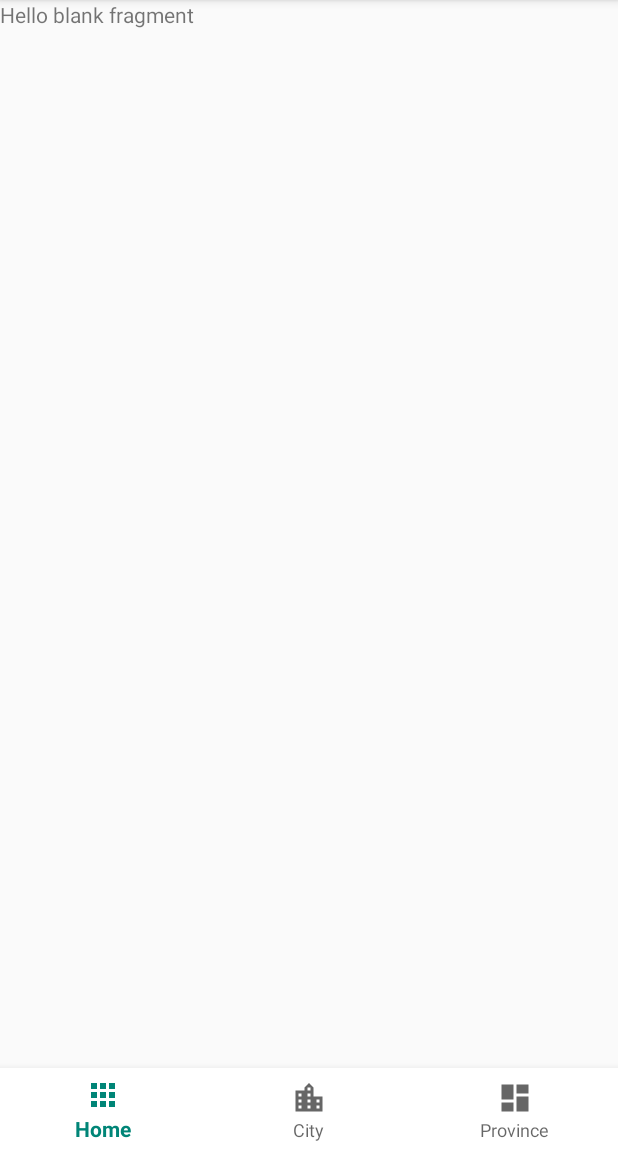
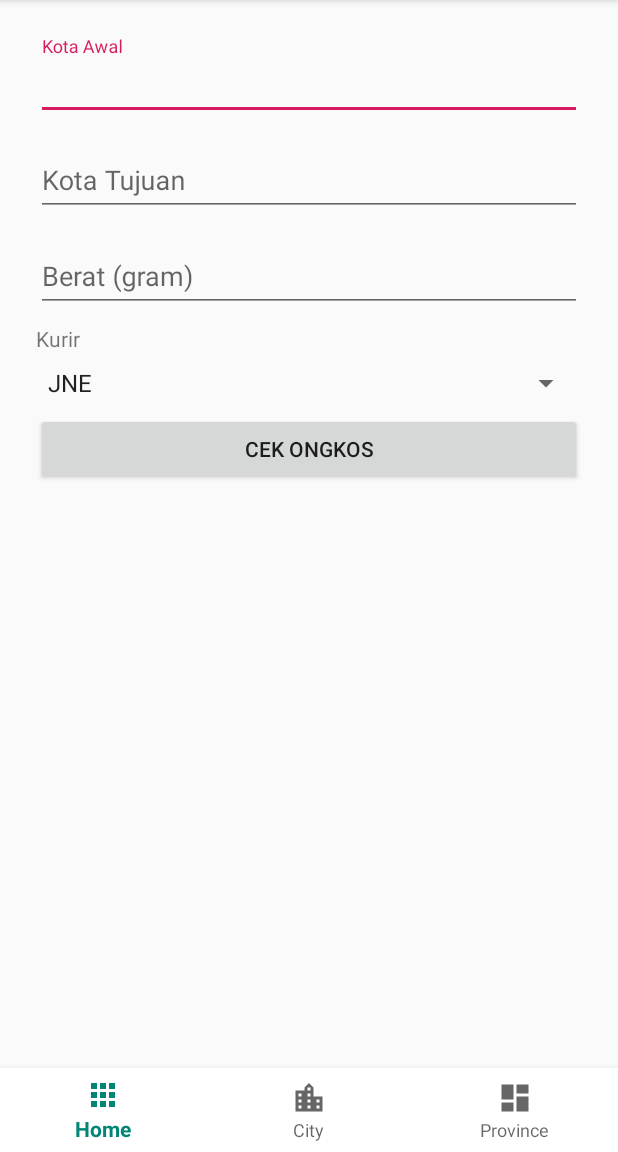
Before and after one commit to sulistiyanto/RajaOngkirTest, an Android app: the screen it shows after launch (MainActivity), on a phone screen of 412 x 824 dp, the part 84-1236 px from its top. Run offline under Robolectric (Android 15) with nearby library versions, the phone set to English and light mode, and no system bars; our stand-ins replace Dagger/Hilt's generated code, RxJava; libraries missing offline, so code that uses them is left out: io.realm; 7 statements that could not run were skipped.

```diff
--- a/app/build.gradle
+++ b/app/build.gradle
@@ -35,6 +35,7 @@ ext {
     retrofit2Version = "2.3.0"
     rxKotlinVersion = "2.1.0"
     rxAndroidVersion = "2.0.2"
+    rxBinding = "2.1.1"
     okhttp3Version = "3.8.1"
     gsonVersion = "2.8.1"
 }
@@ -50,6 +51,9 @@ dependencies {
     // RX
     implementation "io.reactivex.rxjava2:rxkotlin:$rxKotlinVersion"
     implementation "io.reactivex.rxjava2:rxandroid:$rxAndroidVersion"
+    // RX BINDING
+    implementation "com.jakewharton.rxbinding2:rxbinding:$rxBinding"
+    implementation "com.jakewharton.rxbinding2:rxbinding-kotlin:$rxBinding"
     // RETROFIT
     implementation "com.squareup.retrofit2:retrofit:$retrofit2Version"
     implementation "com.squareup.retrofit2:converter-gson:$retrofit2Version"
--- a/app/src/main/java/sulistiyanto/com/rajaongkirtest/data/APIService.kt
+++ b/app/src/main/java/sulistiyanto/com/rajaongkirtest/data/APIService.kt
@@ -1,9 +1,9 @@
 package sulistiyanto.com.rajaongkirtest.data
 
 import io.reactivex.Observable
-import retrofit2.http.GET
-import retrofit2.http.Header
+import retrofit2.http.*
 import sulistiyanto.com.rajaongkirtest.data.model.city.CityResponse
+import sulistiyanto.com.rajaongkirtest.data.model.cost.CostResponse
 import sulistiyanto.com.rajaongkirtest.data.model.province.ProvinceResponse
 
 interface APIService {
@@ -17,4 +17,14 @@ interface APIService {
     fun getCity(
         @Header("key") key: String
     ): Observable<CityResponse?>
+
+    @FormUrlEncoded
+    @POST("starter/cost")
+    fun cost(
+        @Header("key") key: String,
+        @Field("origin") origin: String,
+        @Field("destination") destination: String,
+        @Field("weight") weight: String,
+        @Field("courier") courier: String
+    ): Observable<CostResponse?>
 }
--- a/app/src/main/java/sulistiyanto/com/rajaongkirtest/di/subcomponent/ActivityComponent.kt
+++ b/app/src/main/java/sulistiyanto/com/rajaongkirtest/di/subcomponent/ActivityComponent.kt
@@ -2,6 +2,7 @@ package sulistiyanto.com.rajaongkirtest.di.subcomponent
 
 import dagger.Subcomponent
 import sulistiyanto.com.rajaongkirtest.ui.MainActivity
+import sulistiyanto.com.rajaongkirtest.ui.city.SearchCityActivity
 
 @Subcomponent
 interface ActivityComponent {
@@ -12,4 +13,5 @@ interface ActivityComponent {
     }
 
     fun inject(mainActivity: MainActivity)
+    fun inject(searchCityActivity: SearchCityActivity)
 }
--- a/app/src/main/java/sulistiyanto/com/rajaongkirtest/local/city/CityHelper.kt
+++ b/app/src/main/java/sulistiyanto/com/rajaongkirtest/local/city/CityHelper.kt
@@ -24,4 +24,7 @@ class CityHelper @Inject constructor() : CityInterface {
 
     override fun searchCityByName(realm: Realm, cityName: String): List<City> =
         realm.where(City::class.java).contains("cityName", cityName, Case.INSENSITIVE).findAll()
+
+    override fun searchCityByNameWithLimit(realm: Realm, cityName: String): List<City> =
+        realm.where(City::class.java).contains("cityName", cityName, Case.INSENSITIVE).limit(7).findAll()
 }
--- a/app/src/main/java/sulistiyanto/com/rajaongkirtest/local/city/CityInterface.kt
+++ b/app/src/main/java/sulistiyanto/com/rajaongkirtest/local/city/CityInterface.kt
@@ -6,4 +6,5 @@ interface CityInterface {
     fun add(realm: Realm, city: City): Boolean
     fun getCity(realm: Realm): List<City>
     fun searchCityByName(realm: Realm, cityName: String): List<City>
+    fun searchCityByNameWithLimit(realm: Realm, cityName: String): List<City>
 }
--- a/app/src/main/java/sulistiyanto/com/rajaongkirtest/ui/home/HomeFragment.kt
+++ b/app/src/main/java/sulistiyanto/com/rajaongkirtest/ui/home/HomeFragment.kt
@@ -1,17 +1,26 @@
 package sulistiyanto.com.rajaongkirtest.ui.home
 
 import android.support.v4.app.Fragment
+import android.support.v7.widget.DefaultItemAnimator
+import android.support.v7.widget.LinearLayoutManager
+import android.support.v7.widget.RecyclerView
 import android.support.v7.widget.SearchView
+import android.util.Log
 import android.view.Menu
 import android.view.View
+import android.widget.ArrayAdapter
+import android.widget.EditText
+import android.widget.Spinner
+import android.widget.Toast
+import io.realm.Realm
 
 import sulistiyanto.com.rajaongkirtest.R
+import sulistiyanto.com.rajaongkirtest.adapter.AdapterCity
 import sulistiyanto.com.rajaongkirtest.application.MyApplication
 import sulistiyanto.com.rajaongkirtest.di.subcomponent.FragmentComponent
+import sulistiyanto.com.rajaongkirtest.local.city.CityHelper
 import sulistiyanto.com.rajaongkirtest.ui.base.BaseFragment
-import sulistiyanto.com.rajaongkirtest.utilities.ConnectingNetwork
 import javax.inject.Inject
-
 
 /**
  * A simple [Fragment] subclass.
@@ -19,10 +28,16 @@ import javax.inject.Inject
  */
 class HomeFragment : BaseFragment(), HomeView {
 
+    private var spinner: Spinner? = null
+    private var etOrigin: EditText? = null
+    private var etDestination: EditText? = null
+    private var etWeight: EditText? = null
+    private var realm = Realm.getDefaultInstance()
+
     @Inject
     lateinit var presenter: HomePresenter
     @Inject
-    lateinit var connectingNetwork: ConnectingNetwork
+    lateinit var cityHelper: CityHelper
 
     override fun getFragmentLayout(): Int = R.layout.fragment_home
 
@@ -38,7 +53,13 @@ class HomeFragment : BaseFragment(), HomeView {
     override fun initLayout(rootView: View?) {
         presenter.attach(this)
         setHasOptionsMenu(true)
+        etOrigin = rootView?.findViewById(R.id.et_origin)
+        etDestination = rootView?.findViewById(R.id.et_destination)
+        etWeight = rootView?.findViewById(R.id.et_weight)
 
+        initSpinner(rootView)
+
+        presenter.getCost()
     }
 
     override fun onPrepareOptionsMenu(menu: Menu?) {
@@ -49,6 +70,15 @@ class HomeFragment : BaseFragment(), HomeView {
     }
 
     override fun displayError(message: String) {
+        Toast.makeText(context, message, Toast.LENGTH_SHORT).show()
+    }
 
+    private fun initSpinner(rootView: View?) {
+        spinner = rootView?.findViewById(R.id.spinner)
+        val list = arrayOf("JNE", "POS", "TIKI")
+        val adapter = ArrayAdapter(context!!, android.R.layout.simple_spinner_item, list)
+        adapter.setDropDownViewResource(android.R.layout.simple_spinner_dropdown_item)
+        spinner?.adapter = adapter
     }
+
 }
--- a/app/src/main/java/sulistiyanto/com/rajaongkirtest/ui/home/HomePresenter.kt
+++ b/app/src/main/java/sulistiyanto/com/rajaongkirtest/ui/home/HomePresenter.kt
@@ -1,10 +1,19 @@
 package sulistiyanto.com.rajaongkirtest.ui.home
 
+import sulistiyanto.com.rajaongkirtest.data.RajaRepo
 import sulistiyanto.com.rajaongkirtest.ui.base.BasePresenter
 import javax.inject.Inject
 import javax.inject.Singleton
 
 @Singleton
-class HomePresenter @Inject constructor() : BasePresenter<HomeView>() {
+class HomePresenter @Inject constructor(private val repo: RajaRepo) : BasePresenter<HomeView>() {
+
+    fun getCost() {
+        disposables.add(repo.getCost("0df6d5bf733214af6c6644eb8717c92c",
+            "501", "114", "1700", "jne",
+            response = {},
+            error = {}
+        ))
+    }
 
 }
--- a/app/src/main/java/sulistiyanto/com/rajaongkirtest/ui/home/HomeView.kt
+++ b/app/src/main/java/sulistiyanto/com/rajaongkirtest/ui/home/HomeView.kt
@@ -1,6 +1,8 @@
 package sulistiyanto.com.rajaongkirtest.ui.home
 
+import sulistiyanto.com.rajaongkirtest.adapter.AdapterCity
 import sulistiyanto.com.rajaongkirtest.ui.base.BaseView
 
 interface HomeView: BaseView {
+
 }
--- a/app/src/main/res/layout/fragment_home.xml
+++ b/app/src/main/res/layout/fragment_home.xml
@@ -1,14 +1,70 @@
 <?xml version="1.0" encoding="utf-8"?>
-<FrameLayout xmlns:android="http://schemas.android.com/apk/res/android"
-             xmlns:tools="http://schemas.android.com/tools"
-             android:layout_width="match_parent"
-             android:layout_height="match_parent"
-             tools:context=".ui.home.HomeFragment">
+<android.support.constraint.ConstraintLayout xmlns:android="http://schemas.android.com/apk/res/android"
+                                             xmlns:app="http://schemas.android.com/apk/res-auto"
+                                             xmlns:tools="http://schemas.android.com/tools"
+                                             android:layout_width="match_parent"
+                                             android:layout_height="match_parent"
+                                             tools:context=".ui.home.HomeFragment">
+    <android.support.design.widget.TextInputLayout
+            android:layout_width="0dp"
+            android:layout_height="wrap_content"
+            android:layout_marginTop="24dp"
+            app:layout_constraintTop_toTopOf="parent" app:layout_constraintStart_toStartOf="parent"
+            app:layout_constraintHorizontal_bias="0.5" app:layout_constraintEnd_toEndOf="parent"
+            android:layout_marginStart="24dp" android:layout_marginEnd="24dp" android:id="@+id/textInputLayout">
 
-    <!-- TODO: Update blank fragment layout -->
+        <EditText android:layout_width="match_parent" android:layout_height="wrap_content" android:hint="Kota Awal"
+                  android:id="@+id/et_origin"/>
+    </android.support.design.widget.TextInputLayout>
+    <android.support.design.widget.TextInputLayout
+            android:layout_width="0dp"
+            android:layout_height="wrap_content"
+            app:layout_constraintTop_toBottomOf="@+id/textInputLayout" app:layout_constraintStart_toStartOf="parent"
+            app:layout_constraintHorizontal_bias="0.5" app:layout_constraintEnd_toEndOf="parent"
+            android:layout_marginStart="24dp" android:layout_marginEnd="24dp" android:layout_marginTop="8dp"
+            android:id="@+id/textInputLayout2">
+
+        <EditText
+                android:layout_width="match_parent"
+                android:layout_height="wrap_content"
+                android:hint="Kota Tujuan" android:id="@+id/et_destination"/>
+    </android.support.design.widget.TextInputLayout>
+    <android.support.design.widget.TextInputLayout
+            android:layout_height="wrap_content"
+            android:layout_width="0dp" app:layout_constraintStart_toStartOf="parent"
+            app:layout_constraintHorizontal_bias="0.5" app:layout_constraintEnd_toEndOf="parent"
+            android:layout_marginStart="24dp" android:layout_marginEnd="24dp" android:layout_marginTop="8dp"
+            app:layout_constraintTop_toBottomOf="@+id/textInputLayout2" android:id="@+id/textInputLayout3">
+
+        <EditText
+                android:layout_width="match_parent"
+                android:layout_height="wrap_content"
+                android:inputType="number"
+                android:hint="Berat (gram)" android:id="@+id/et_weight"/>
+    </android.support.design.widget.TextInputLayout>
+    <Spinner
+            android:layout_width="0dp"
+            android:layout_height="wrap_content"
+            android:id="@+id/spinner"
+            app:layout_constraintStart_toStartOf="parent"
+            android:layout_marginStart="24dp" app:layout_constraintEnd_toEndOf="parent"
+            android:layout_marginEnd="24dp"
+            app:layout_constraintHorizontal_bias="0.0" android:layout_marginTop="8dp"
+            app:layout_constraintTop_toBottomOf="@+id/textView"/>
     <TextView
-            android:layout_width="match_parent"
-            android:layout_height="match_parent"
-            android:text="@string/hello_blank_fragment"/>
+            android:text="Kurir"
+            android:layout_width="wrap_content"
+            android:layout_height="wrap_content"
+            android:id="@+id/textView" android:layout_marginTop="8dp"
+            app:layout_constraintTop_toBottomOf="@+id/textInputLayout3"
+            app:layout_constraintStart_toStartOf="@+id/textInputLayout3"/>
+    <Button
+            android:text="Cek Ongkos"
+            android:layout_width="0dp"
+            android:layout_height="wrap_content"
+            android:id="@+id/btn_check" android:layout_marginTop="8dp"
+            app:layout_constraintTop_toBottomOf="@+id/spinner" app:layout_constraintStart_toStartOf="parent"
+            app:layout_constraintHorizontal_bias="0.5" app:layout_constraintEnd_toEndOf="parent"
+            android:layout_marginEnd="24dp" android:layout_marginStart="24dp"/>
 
-</FrameLayout>
+</android.support.constraint.ConstraintLayout>
--- a/app/src/main/res/values/strings.xml
+++ b/app/src/main/res/values/strings.xml
@@ -7,4 +7,5 @@
 
     <!-- TODO: Remove or change this placeholder text -->
     <string name="hello_blank_fragment">Hello blank fragment</string>
+    <string name="title_activity_search_city">SearchCityActivity</string>
 </resources>
```
Also changed, not shown: app/src/main/AndroidManifest.xml (+8 -3 lines), app/src/main/java/sulistiyanto/com/rajaongkirtest/data/RajaRepo.kt (+18 -0 lines), app/src/main/java/sulistiyanto/com/rajaongkirtest/data/model/cost/CostModel.kt (added, +22 -0 lines), app/src/main/java/sulistiyanto/com/rajaongkirtest/data/model/cost/CostResponse.kt (added, +13 -0 lines), app/src/main/java/sulistiyanto/com/rajaongkirtest/ui/city/SearchCityActivity.kt (added, +61 -0 lines), app/src/main/res/layout/activity_search_city.xml (added, +26 -0 lines), app/src/main/res/layout/content_search_city.xml (added, +18 -0 lines).
